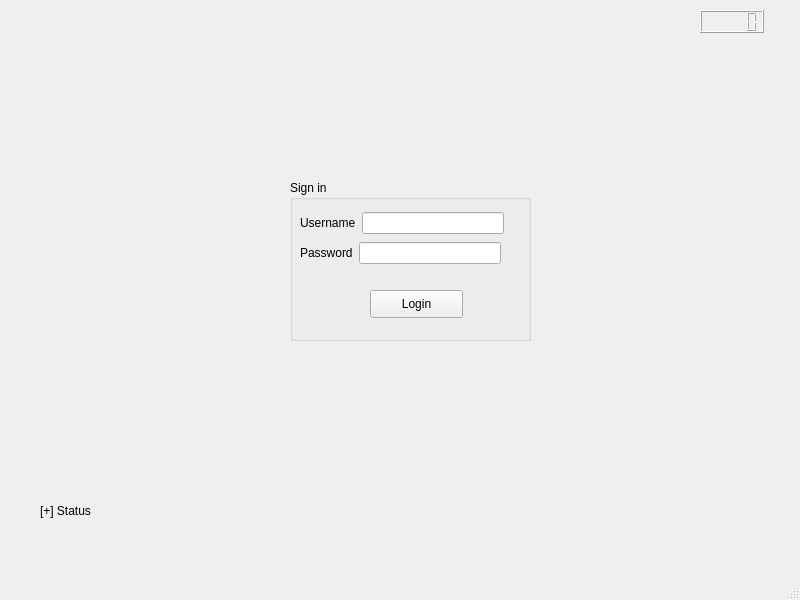
The window that login.ui (Aromakc/Retailhub) describes before a commit, drawn with Qt 5.
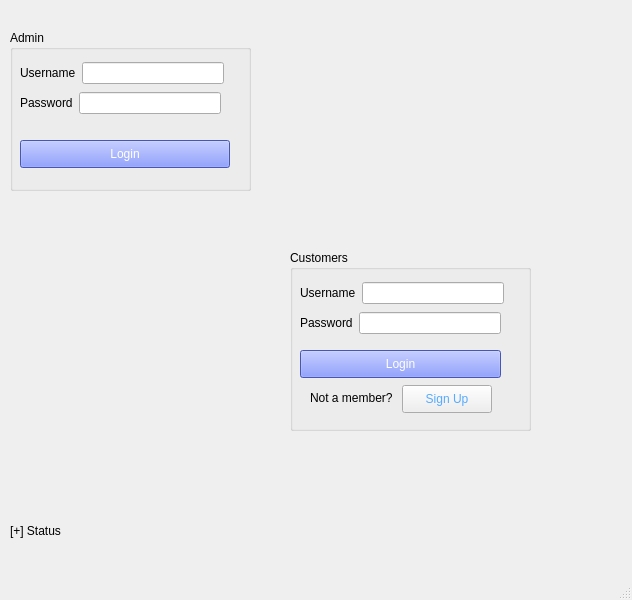
The same window after the commit.

```diff
--- a/login.ui
+++ b/login.ui
@@ -6,7 +6,7 @@
    <rect>
     <x>0</x>
     <y>0</y>
-    <width>800</width>
+    <width>632</width>
     <height>600</height>
    </rect>
   </property>
@@ -17,8 +17,8 @@
    <widget class="QLabel" name="label">
     <property name="geometry">
      <rect>
-      <x>40</x>
-      <y>500</y>
+      <x>10</x>
+      <y>520</y>
       <width>281</width>
       <height>21</height>
      </rect>
@@ -39,37 +39,46 @@
      <enum>Qt::PlainText</enum>
     </property>
    </widget>
-   <widget class="QLCDNumber" name="lcdNumber">
-    <property name="geometry">
-     <rect>
-      <x>700</x>
-      <y>10</y>
-      <width>64</width>
-      <height>23</height>
-     </rect>
-    </property>
-   </widget>
    <widget class="QGroupBox" name="groupBox">
     <property name="geometry">
      <rect>
-      <x>290</x>
-      <y>180</y>
+      <x>10</x>
+      <y>30</y>
       <width>241</width>
       <height>161</height>
      </rect>
     </property>
+    <property name="font">
+     <font>
+      <weight>50</weight>
+      <bold>false</bold>
+     </font>
+    </property>
     <property name="title">
-     <string>Sign in</string>
+     <string>Admin</string>
     </property>
     <widget class="QPushButton" name="pushButton">
      <property name="geometry">
       <rect>
-       <x>80</x>
+       <x>10</x>
        <y>110</y>
-       <width>93</width>
+       <width>210</width>
        <height>28</height>
       </rect>
      </property>
+     <property name="font">
+      <font>
+       <family>Arial</family>
+       <pointsize>9</pointsize>
+       <weight>50</weight>
+       <bold>false</bold>
+      </font>
+     </property>
+     <property name="styleSheet">
+      <string notr="true">background-color: rgb(98, 119, 255);
+color: rgb(255, 255, 255);
+gridline-color: rgb(0, 255, 0);</string>
+     </property>
      <property name="text">
       <string>Login</string>
      </property>
@@ -123,6 +132,129 @@
      </layout>
     </widget>
    </widget>
+   <widget class="QGroupBox" name="groupBox_2">
+    <property name="geometry">
+     <rect>
+      <x>290</x>
+      <y>250</y>
+      <width>241</width>
+      <height>181</height>
+     </rect>
+    </property>
+    <property name="font">
+     <font>
+      <weight>50</weight>
+      <bold>false</bold>
+     </font>
+    </property>
+    <property name="title">
+     <string>Customers</string>
+    </property>
+    <widget class="QPushButton" name="pushButton_ulogin">
+     <property name="geometry">
+      <rect>
+       <x>10</x>
+       <y>100</y>
+       <width>201</width>
+       <height>28</height>
+      </rect>
+     </property>
+     <property name="font">
+      <font>
+       <family>Arial</family>
+       <pointsize>9</pointsize>
+       <weight>50</weight>
+       <bold>false</bold>
+      </font>
+     </property>
+     <property name="styleSheet">
+      <string notr="true">background-color: rgb(98, 119, 255);
+color: rgb(255, 255, 255);</string>
+     </property>
+     <property name="text">
+      <string>Login</string>
+     </property>
+    </widget>
+    <widget class="QWidget" name="layoutWidget_3">
+     <property name="geometry">
+      <rect>
+       <x>10</x>
+       <y>30</y>
+       <width>204</width>
+       <height>26</height>
+      </rect>
+     </property>
+     <layout class="QHBoxLayout" name="horizontalLayout_3">
+      <item>
+       <widget class="QLabel" name="label_4">
+        <property name="text">
+         <string>Username</string>
+        </property>
+       </widget>
+      </item>
+      <item>
+       <widget class="QLineEdit" name="lineEdit_usern"/>
+      </item>
+     </layout>
+    </widget>
+    <widget class="QWidget" name="layoutWidget_4">
+     <property name="geometry">
+      <rect>
+       <x>10</x>
+       <y>60</y>
+       <width>201</width>
+       <height>26</height>
+      </rect>
+     </property>
+     <layout class="QHBoxLayout" name="horizontalLayout_4">
+      <item>
+       <widget class="QLabel" name="label_5">
+        <property name="text">
+         <string>Password</string>
+        </property>
+       </widget>
+      </item>
+      <item>
+       <widget class="QLineEdit" name="lineEdit_userp">
+        <property name="echoMode">
+         <enum>QLineEdit::Password</enum>
+        </property>
+       </widget>
+      </item>
+     </layout>
+    </widget>
+    <widget class="QLabel" name="label_6">
+     <property name="geometry">
+      <rect>
+       <x>20</x>
+       <y>140</y>
+       <width>91</width>
+       <height>16</height>
+      </rect>
+     </property>
+     <property name="text">
+      <string>Not a member?</string>
+     </property>
+    </widget>
+    <widget class="QPushButton" name="pushButton_2">
+     <property name="geometry">
+      <rect>
+       <x>112</x>
+       <y>135</y>
+       <width>90</width>
+       <height>28</height>
+      </rect>
+     </property>
+     <property name="styleSheet">
+      <string notr="true">color: rgb(85, 170, 255);
+selection-color: rgb(255, 0, 0);
+border-color: rgb(255, 255, 255);</string>
+     </property>
+     <property name="text">
+      <string>Sign Up</string>
+     </property>
+    </widget>
+   </widget>
   </widget>
   <widget class="QMenuBar" name="menubar">
    <property name="geometry">
```
Left out of the diff: 4 changed lines with no effect on the pictures.
